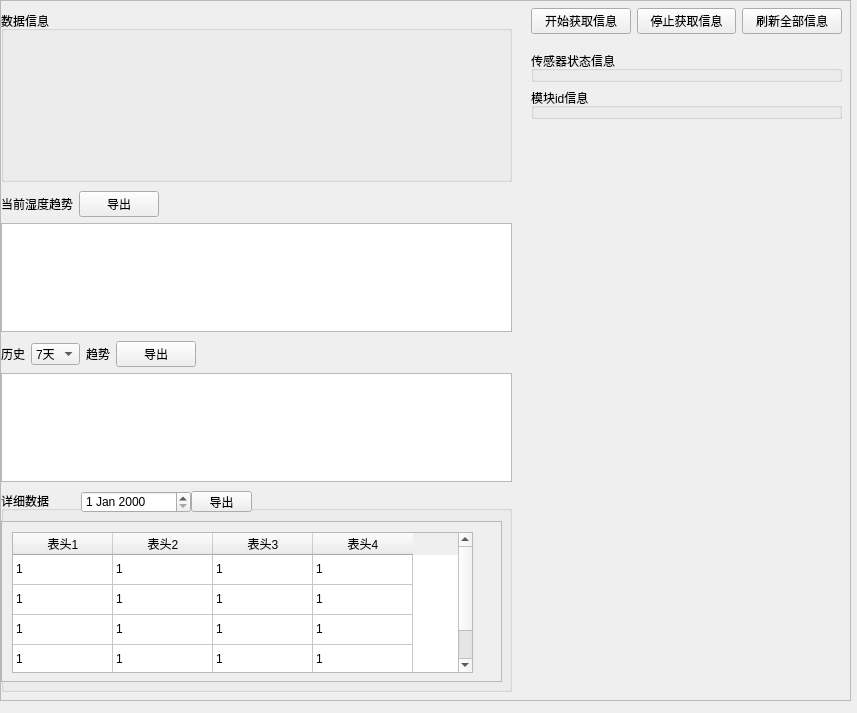
Old version of the form ui/customize_ui/tab/tab2_tab6.ui in the repository 2950067210dqy/pyqt6_project.
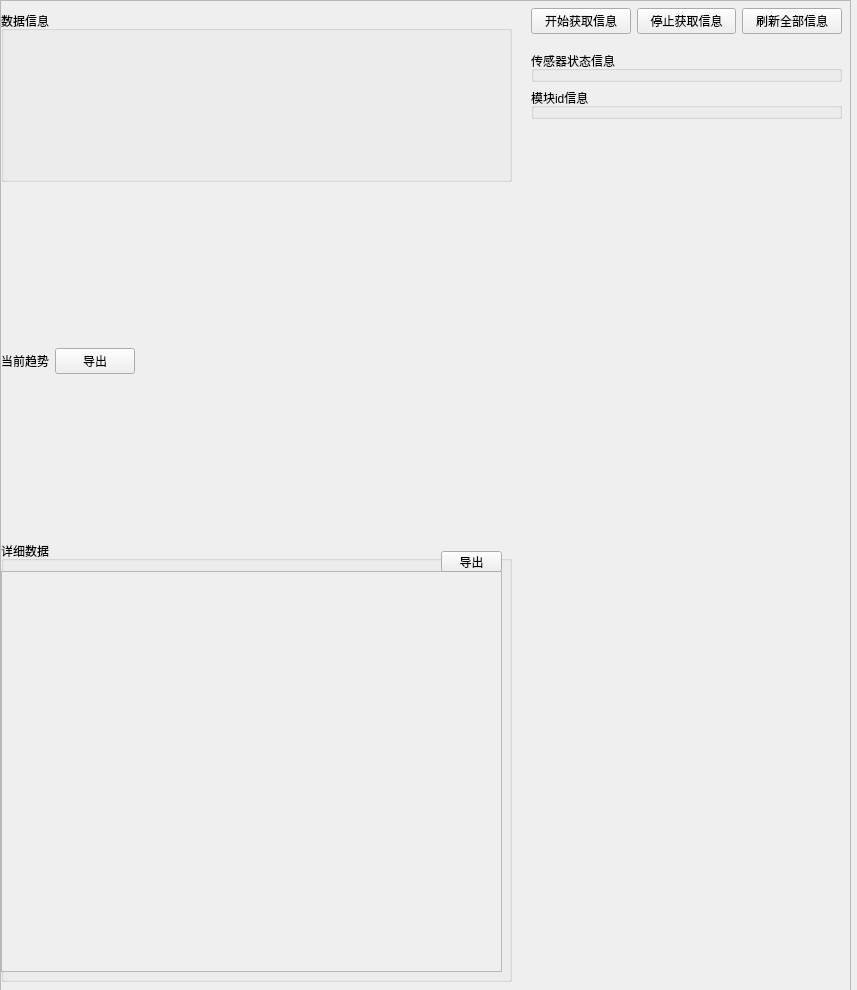
New version of the form.

Commit message: 3.4.7  折线图完成，还有一点bug，创建表格table

Patch:
```diff
--- a/ui/customize_ui/tab/tab2_tab6.ui
+++ b/ui/customize_ui/tab/tab2_tab6.ui
@@ -7,7 +7,7 @@
     <x>0</x>
     <y>0</y>
     <width>857</width>
-    <height>713</height>
+    <height>990</height>
    </rect>
   </property>
   <property name="windowTitle">
@@ -19,7 +19,7 @@
      <x>0</x>
      <y>0</y>
      <width>851</width>
-     <height>701</height>
+     <height>991</height>
     </rect>
    </property>
    <layout class="QVBoxLayout" name="tab_6_layout">
@@ -34,7 +34,7 @@
          <x>0</x>
          <y>0</y>
          <width>847</width>
-         <height>697</height>
+         <height>987</height>
         </rect>
        </property>
        <widget class="QWidget" name="verticalLayoutWidget_5">
@@ -56,99 +56,13 @@
          </item>
         </layout>
        </widget>
-       <widget class="QWidget" name="verticalLayoutWidget_7">
-        <property name="geometry">
-         <rect>
-          <x>0</x>
-          <y>340</y>
-          <width>511</width>
-          <height>141</height>
-         </rect>
-        </property>
-        <layout class="QVBoxLayout" name="verticalLayout">
-         <property name="topMargin">
-          <number>0</number>
-         </property>
-         <item>
-          <layout class="QHBoxLayout" name="horizontalLayout_5">
-           <item>
-            <widget class="QLabel" name="history_label1_2">
-             <property name="text">
-              <string>历史</string>
-             </property>
-            </widget>
-           </item>
-           <item>
-            <widget class="QComboBox" name="history_combox_2">
-             <item>
-              <property name="text">
-               <string>7天</string>
-              </property>
-             </item>
-             <item>
-              <property name="text">
-               <string>3天</string>
-              </property>
-             </item>
-             <item>
-              <property name="text">
-               <string>1天</string>
-              </property>
-             </item>
-            </widget>
-           </item>
-           <item>
-            <widget class="QLabel" name="history_label2_2">
-             <property name="text">
-              <string>趋势</string>
-             </property>
-            </widget>
-           </item>
-           <item>
-            <widget class="QPushButton" name="export_history_btn_2">
-             <property name="text">
-              <string>导出</string>
-             </property>
-            </widget>
-           </item>
-           <item>
-            <spacer name="horizontalSpacer">
-             <property name="orientation">
-              <enum>Qt::Horizontal</enum>
-             </property>
-             <property name="sizeType">
-              <enum>QSizePolicy::Expanding</enum>
-             </property>
-             <property name="sizeHint" stdset="0">
-              <size>
-               <width>40</width>
-               <height>20</height>
-              </size>
-             </property>
-            </spacer>
-           </item>
-          </layout>
-         </item>
-         <item>
-          <layout class="QHBoxLayout" name="horizontalLayout_4">
-           <item>
-            <widget class="QGraphicsView" name="history_charts_2">
-             <property name="styleSheet">
-              <string notr="true"/>
-             </property>
-            </widget>
-           </item>
-          </layout>
-         </item>
-        </layout>
-       </widget>
        <widget class="QWidget" name="verticalLayoutWidget_8">
         <property name="geometry">
          <rect>
           <x>0</x>
-          <y>490</y>
+          <y>540</y>
           <width>511</width>
-          <height>201</height>
+          <height>441</height>
          </rect>
         </property>
         <layout class="QVBoxLayout" name="verticalLayout_2">
@@ -169,7 +83,7 @@
               <x>0</x>
               <y>30</y>
               <width>501</width>
-              <height>161</height>
+              <height>401</height>
              </rect>
             </property>
             <property name="widgetResizable">
@@ -181,177 +95,16 @@
                <x>0</x>
                <y>0</y>
                <width>499</width>
-               <height>159</height>
+               <height>399</height>
               </rect>
              </property>
-             <widget class="QTableWidget" name="detaildata_table_2">
-              <property name="geometry">
-               <rect>
-                <x>10</x>
-                <y>10</y>
-                <width>461</width>
-                <height>141</height>
-               </rect>
-              </property>
-              <property name="styleSheet">
-               <string notr="true"/>
-              </property>
-              <property name="selectionMode">
-               <enum>QAbstractItemView::NoSelection</enum>
-              </property>
-              <property name="selectionBehavior">
-               <enum>QAbstractItemView::SelectItems</enum>
-              </property>
-              <property name="sortingEnabled">
-               <bool>true</bool>
-              </property>
-              <attribute name="horizontalHeaderVisible">
-               <bool>true</bool>
-              </attribute>
-              <attribute name="horizontalHeaderHighlightSections">
-               <bool>true</bool>
-              </attribute>
-              <attribute name="verticalHeaderVisible">
-               <bool>false</bool>
-              </attribute>
-              <row>
-               <property name="text">
-                <string/>
-               </property>
-              </row>
-              <row>
-               <property name="text">
-                <string/>
-               </property>
-              </row>
-              <row>
-               <property name="text">
-                <string/>
-               </property>
-              </row>
-              <row>
-               <property name="text">
-                <string/>
-               </property>
-              </row>
-              <column>
-               <property name="text">
-                <string>表头1</string>
-               </property>
-              </column>
-              <column>
-               <property name="text">
-                <string>表头2</string>
-               </property>
-              </column>
-              <column>
-               <property name="text">
-                <string>表头3</string>
-               </property>
-              </column>
-              <column>
-               <property name="text">
-                <string>表头4</string>
-               </property>
-              </column>
-              <item row="0" column="0">
-               <property name="text">
-                <string>1</string>
-               </property>
-              </item>
-              <item row="0" column="1">
-               <property name="text">
-                <string>1</string>
-               </property>
-              </item>
-              <item row="0" column="2">
-               <property name="text">
-                <string>1</string>
-               </property>
-              </item>
-              <item row="0" column="3">
-               <property name="text">
-                <string>1</string>
-               </property>
-              </item>
-              <item row="1" column="0">
-               <property name="text">
-                <string>1</string>
-               </property>
-              </item>
-              <item row="1" column="1">
-               <property name="text">
-                <string>1</string>
-               </property>
-              </item>
-              <item row="1" column="2">
-               <property name="text">
-                <string>1</string>
-               </property>
-              </item>
-              <item row="1" column="3">
-               <property name="text">
-                <string>1</string>
-               </property>
-              </item>
-              <item row="2" column="0">
-               <property name="text">
-                <string>1</string>
-               </property>
-              </item>
-              <item row="2" column="1">
-               <property name="text">
-                <string>1</string>
-               </property>
-              </item>
-              <item row="2" column="2">
-               <property name="text">
-                <string>1</string>
-               </property>
-              </item>
-              <item row="2" column="3">
-               <property name="text">
-                <string>1</string>
-               </property>
-              </item>
-              <item row="3" column="0">
-               <property name="text">
-                <string>1</string>
-               </property>
-              </item>
-              <item row="3" column="1">
-               <property name="text">
-                <string>1</string>
-               </property>
-              </item>
-              <item row="3" column="2">
-               <property name="text">
-                <string>1</string>
-               </property>
-              </item>
-              <item row="3" column="3">
-               <property name="text">
-                <string>1</string>
-               </property>
-              </item>
-             </widget>
             </widget>
            </widget>
-           <widget class="QDateEdit" name="detaildata_dateEdit_2">
-            <property name="geometry">
-             <rect>
-              <x>80</x>
-              <y>0</y>
-              <width>110</width>
-              <height>22</height>
-             </rect>
-            </property>
-           </widget>
            <widget class="QPushButton" name="export_detaildata_btn_2">
             <property name="geometry">
              <rect>
-              <x>190</x>
-              <y>0</y>
+              <x>440</x>
+              <y>10</y>
               <width>61</width>
               <height>21</height>
              </rect>
@@ -370,7 +123,7 @@
           <x>0</x>
           <y>190</y>
           <width>511</width>
-          <height>141</height>
+          <height>341</height>
          </rect>
         </property>
         <layout class="QVBoxLayout" name="verticalLayout_3">
@@ -382,7 +135,7 @@
            <item>
             <widget class="QLabel" name="nowdata_trend_label">
              <property name="text">
-              <string>当前湿度趋势</string>
+              <string>当前趋势</string>
              </property>
             </widget>
            </item>
@@ -409,15 +162,7 @@
           </layout>
          </item>
          <item>
-          <layout class="QHBoxLayout" name="horizontalLayout_2">
-           <item>
-            <widget class="QGraphicsView" name="nowdata_trend_charts">
-             <property name="styleSheet">
-              <string notr="true"/>
-             </property>
-            </widget>
-           </item>
-          </layout>
+          <layout class="QHBoxLayout" name="now_data_layout"/>
          </item>
         </layout>
        </widget>
```
Left out of the diff: 15 changed lines with no effect on the pictures. The commit also changes 25 other files.
